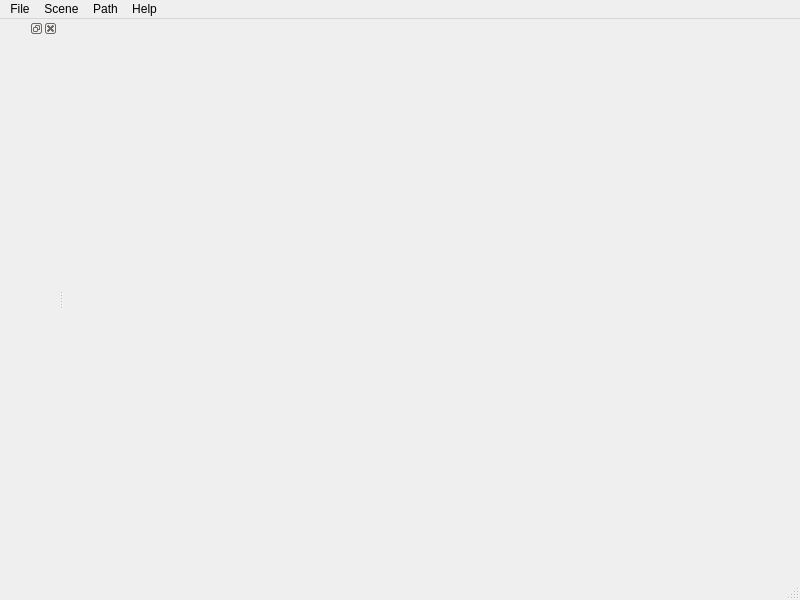
Before: the Qt Designer form hiveground/hg_apps/hg_inspector_arm/src/inspector_arm.ui in cuixiongyi/hiveground-ros-pkg, drawn with Qt 5.
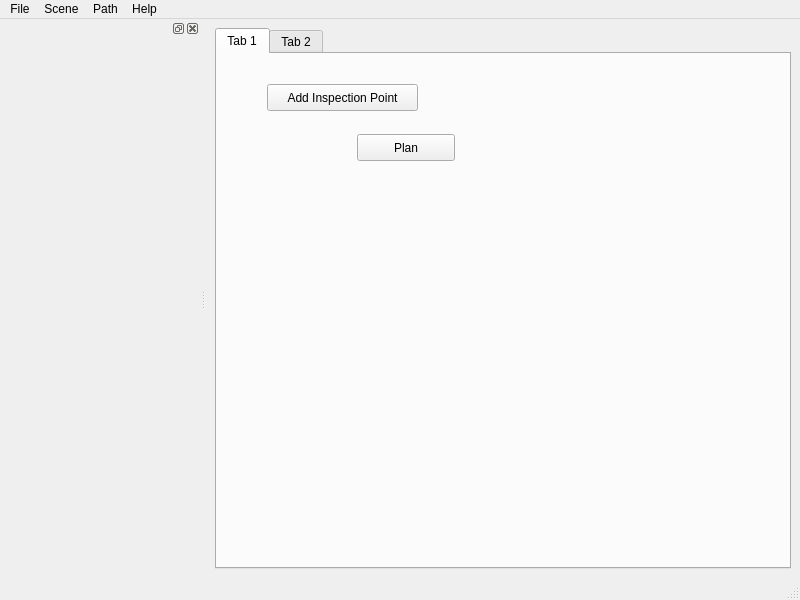
After: the same form once the commit is applied.

Diff of the .ui file:
```diff
--- a/hiveground/hg_apps/hg_inspector_arm/src/inspector_arm.ui
+++ b/hiveground/hg_apps/hg_inspector_arm/src/inspector_arm.ui
@@ -13,7 +13,50 @@
   <property name="windowTitle">
    <string>MainWindow</string>
   </property>
-  <widget class="QWidget" name="centralwidget"/>
+  <widget class="QWidget" name="centralwidget">
+   <layout class="QHBoxLayout" name="horizontalLayout">
+    <item>
+     <widget class="QTabWidget" name="tabWidget">
+      <widget class="QWidget" name="tab">
+       <attribute name="title">
+        <string>Tab 1</string>
+       </attribute>
+       <widget class="QPushButton" name="pushButtonAddInspectionPoint">
+        <property name="geometry">
+         <rect>
+          <x>50</x>
+          <y>30</y>
+          <width>151</width>
+          <height>27</height>
+         </rect>
+        </property>
+        <property name="text">
+         <string>Add Inspection Point</string>
+        </property>
+       </widget>
+       <widget class="QPushButton" name="pushButtonPlan">
+        <property name="geometry">
+         <rect>
+          <x>140</x>
+          <y>80</y>
+          <width>98</width>
+          <height>27</height>
+         </rect>
+        </property>
+        <property name="text">
+         <string>Plan</string>
+        </property>
+       </widget>
+      </widget>
+      <widget class="QWidget" name="tab_2">
+       <attribute name="title">
+        <string>Tab 2</string>
+       </attribute>
+      </widget>
+     </widget>
+    </item>
+   </layout>
+  </widget>
   <widget class="QMenuBar" name="menubar">
    <property name="geometry">
     <rect>
@@ -59,6 +102,18 @@
   </widget>
   <widget class="QStatusBar" name="statusbar"/>
   <widget class="QDockWidget" name="propertyDock">
+   <property name="sizePolicy">
+    <sizepolicy hsizetype="Minimum" vsizetype="Preferred">
+     <horstretch>0</horstretch>
+     <verstretch>0</verstretch>
+    </sizepolicy>
+   </property>
+   <property name="minimumSize">
+    <size>
+     <width>200</width>
+     <height>41</height>
+    </size>
+   </property>
    <attribute name="dockWidgetArea">
     <number>1</number>
    </attribute>
```
